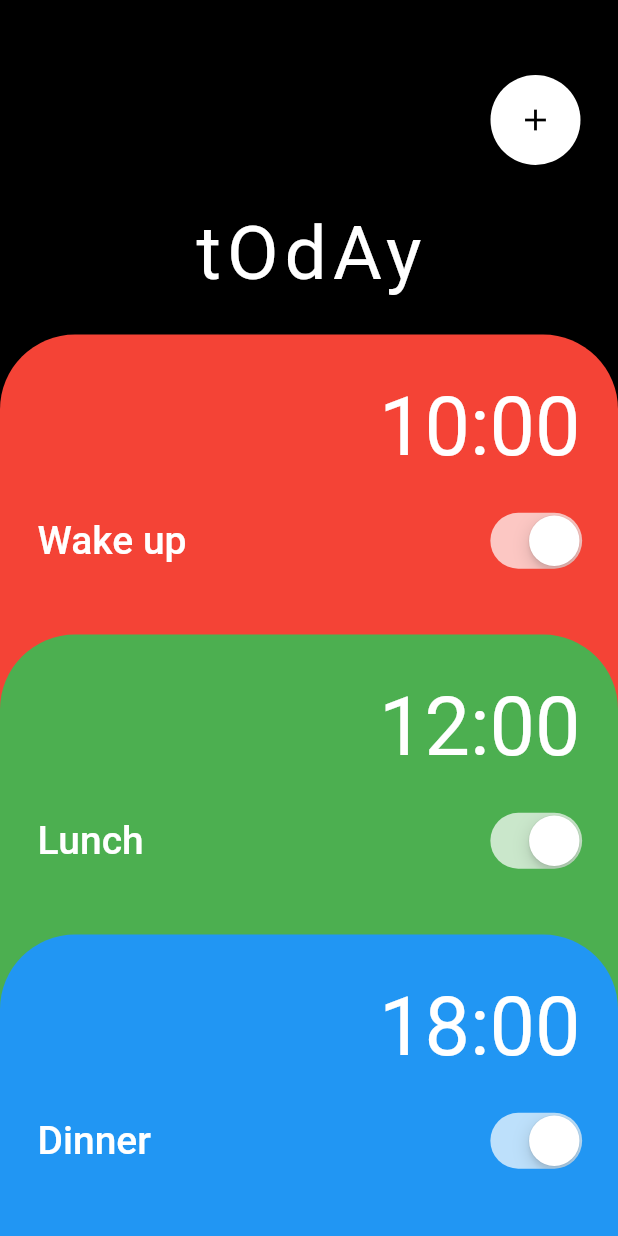
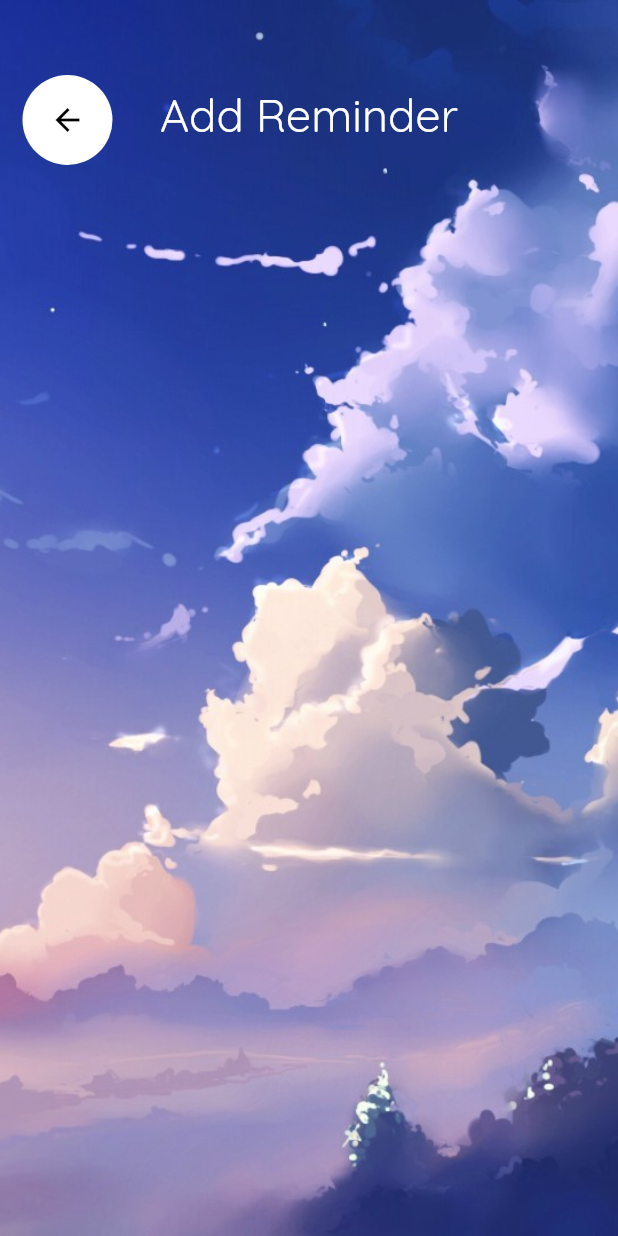
Before and after one commit to 7verdy/remindme, a Flutter app: the screen it shows after launch, after a tap on the "add" icon, on a phone screen of 412 x 824 dp. Run offline on Flutter 3.47's test engine with Material 2 defaults, Android fonts, the phone set to English and light mode, and no system bars; our stand-ins replace google_fonts.

Commit message:
feat: add assets and begin 'add reminder' page.

```diff
--- a/lib/main.dart
+++ b/lib/main.dart
@@ -1,5 +1,7 @@
 import 'package:flutter/material.dart';
+import 'package:google_fonts/google_fonts.dart';
 import 'widgets/alarm_widget.dart';
+
 
 void main() {
   runApp(const MyApp());
@@ -46,14 +48,28 @@ class _MyHomePageState extends State<MyHomePage> {
                 padding: EdgeInsets.zero,
                 icon: const Icon(Icons.add),
                 color: Colors.black,
-                onPressed: () {},
+                onPressed: () {
+                  Navigator.push(
+                      context,
+                      PageRouteBuilder(
+                        pageBuilder: (_, __, ___) => const AddReminderPage(),
+                        transitionDuration: const Duration(milliseconds: 100),
+                        transitionsBuilder: (context, animation, _, child) {
+                          return FadeTransition(
+                            opacity: animation,
+                            child: child,
+                          );
+                        },
+                      ));
+                },
               ),
             ),
           ),
         ),
         const SizedBox(height: 30.0),
-        const SizedBox(child:
-          Text('tOdAy',
+        const SizedBox(
+          child: Text(
+            'tOdAy',
             style: TextStyle(
               color: Colors.white,
               fontSize: 50.0,
@@ -62,27 +78,73 @@ class _MyHomePageState extends State<MyHomePage> {
             ),
           ),
         ),
-        SizedBox(
-          height: MediaQuery.of(context).size.height,
-          child: Stack(fit: StackFit.loose, children: [
-              Positioned(
-                  width: MediaQuery.of(context).size.width,
-                  bottom: 550.0,
-                  child: const AlarmWidget(
-                      color: Colors.red, time: '10:00', title: 'Wake up')),
-              Positioned(
-                  width: MediaQuery.of(context).size.width,
-                  bottom: 350.0,
-                  child: const AlarmWidget(
-                      color: Colors.green, time: '12:00', title: 'Lunch')),
-              Positioned(
-                  width: MediaQuery.of(context).size.width,
-                  bottom: 150.0,
-                  child: const AlarmWidget(
-                      color: Colors.blue, time: '18:00', title: 'Dinner')),
-            ]),
+        Expanded(
+          child: SingleChildScrollView(
+            child: Column(children: const []),
+          ),
         ),
       ]),
     );
   }
 }
+
+class AddReminderPage extends StatelessWidget {
+  const AddReminderPage({super.key});
+
+  @override
+  Widget build(BuildContext context) {
+    return Scaffold(
+      body: Stack(children: [
+        Container(
+          height: MediaQuery.of(context).size.height,
+          constraints: const BoxConstraints.expand(),
+          decoration: const BoxDecoration(
+            image: DecorationImage(
+              image: AssetImage('assets/images/background.jpg'),
+              fit: BoxFit.cover,
+            ),
+          )
+        ),
+        Column(
+          children: [
+            const SizedBox(height: 50.0),
+            Stack(
+              children: [
+                Padding(
+                  padding: const EdgeInsets.only(left: 15.0),
+                  child: CircleAvatar(
+                    backgroundColor: Colors.white,
+                    radius: 30,
+                    child: IconButton(
+                      padding: EdgeInsets.zero,
+                      icon: const Icon(Icons.arrow_back),
+                      color: Colors.black,
+                      onPressed: () {
+                        Navigator.pop(context);
+                      },
+                    ),
+                  ),
+                ),
+                Padding(
+                  padding: const EdgeInsets.all(8.0),
+                  child: Center(
+                    child: Text(
+                      'Add Reminder',
+                      style: GoogleFonts.quicksand(
+                        textStyle: const TextStyle(
+                          color: Colors.white,
+                          fontSize: 30.0,
+                        ),
+                      ),
+                    ),
+                  ),
+                ),
+                // Center text
+              ],
+            ),
+          ],
+        ),
+      ]),
+    );
+  }
+}
--- a/pubspec.yaml
+++ b/pubspec.yaml
@@ -64,7 +64,8 @@ flutter:
   uses-material-design: true
 
   # To add assets to your application, add an assets section, like this:
-  # assets:
+  assets:
+    - assets/images/background.jpg
   #   - images/a_dot_burr.jpeg
   #   - images/a_dot_ham.jpeg
 
@@ -82,7 +83,7 @@ flutter:
   fonts:
       - family: Asgard
         fonts:
-          - asset: fonts/Asgard.otf
+          - asset: assets/fonts/Asgard.otf
   #   - family: Schyler
   #     fonts:
   #       - asset: fonts/Schyler-Regular.ttf
```
Also changed, not shown: assets/fonts/Asgard.otf (added), assets/images/background.jpg (added). Lines whose indentation alone changed are shown as unchanged.
